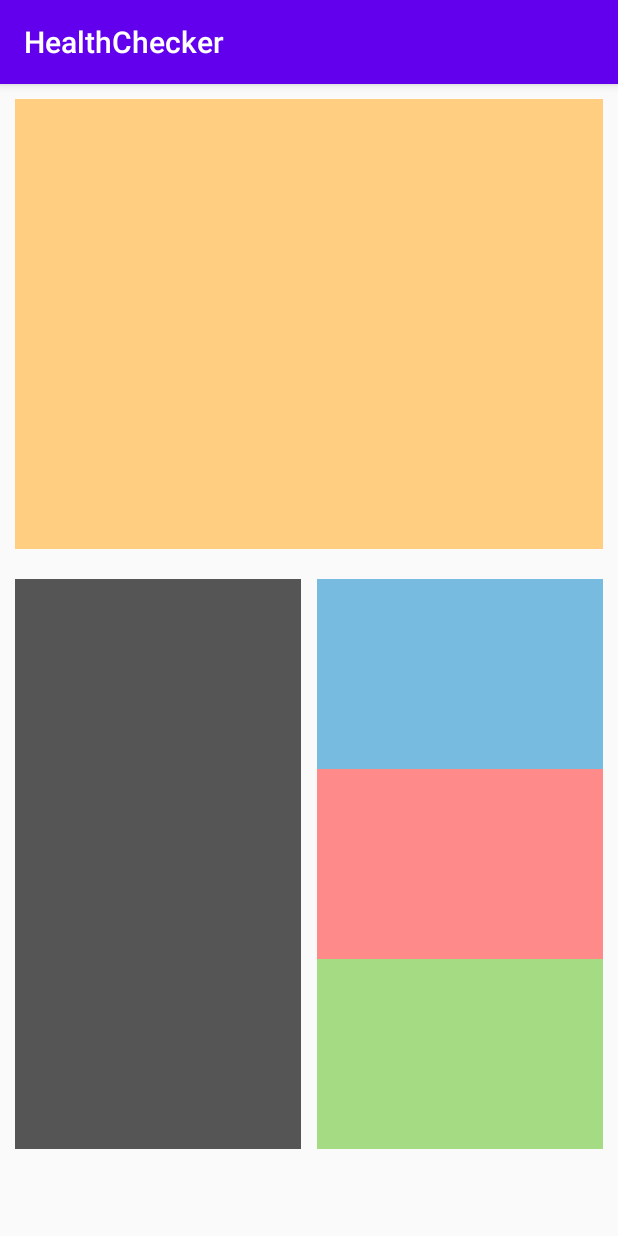
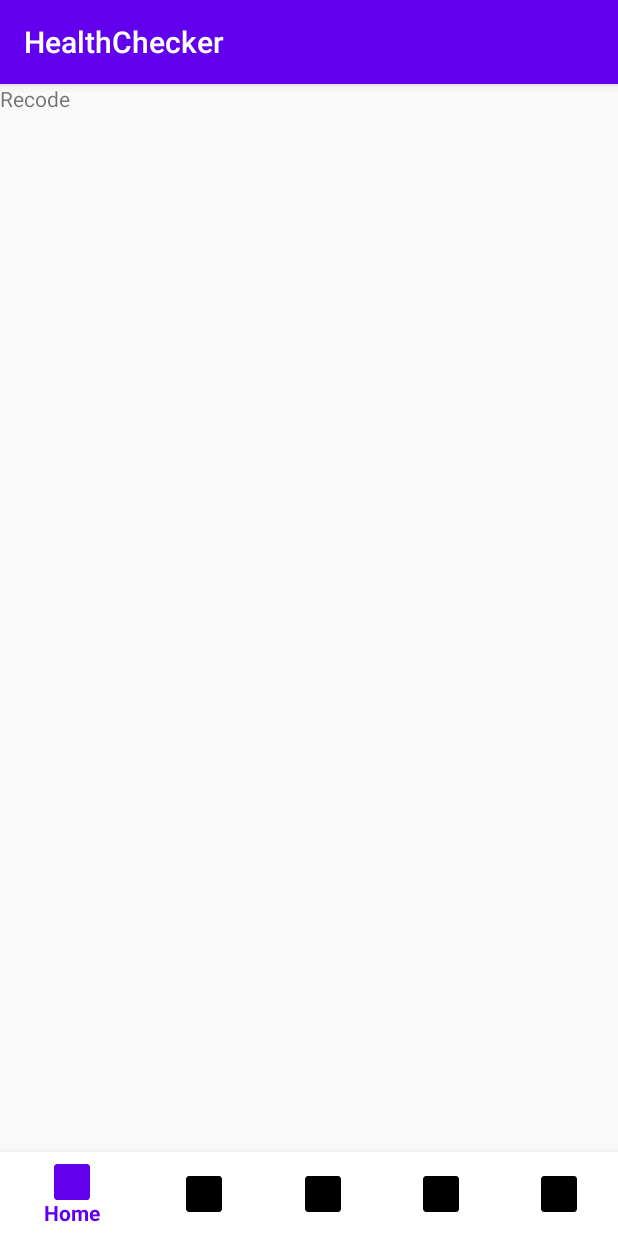
Before and after one commit to kebi3477/HealthChecker, an Android app: the screen it shows after launch (MainActivity), on a phone screen of 412 x 824 dp. Run offline under Robolectric (Android 15) with nearby library versions, the phone set to English and light mode, and no system bars.

Commit message:
Make change frame event
making fragment(home, ranking, recode, strength)

```diff
--- a/app/build.gradle
+++ b/app/build.gradle
@@ -31,6 +31,5 @@ dependencies {
     testImplementation 'junit:junit:4.12'
     androidTestImplementation 'androidx.test.ext:junit:1.1.1'
     androidTestImplementation 'androidx.test.espresso:espresso-core:3.2.0'
-    implementation 'com.google.android.gms:play-services-ads:19.2.0'
     implementation 'com.google.android.material:material:1.1.0'
 }
--- a/app/src/main/AndroidManifest.xml
+++ b/app/src/main/AndroidManifest.xml
@@ -12,7 +12,6 @@
         <activity android:name=".MainActivity">
             <intent-filter>
                 <action android:name="android.intent.action.MAIN" />
-
                 <category android:name="android.intent.category.LAUNCHER" />
             </intent-filter>
         </activity>
--- /dev/null
+++ b/app/src/main/java/com/airforce/healthchecker/FragmentHome.java
@@ -0,0 +1,17 @@
+package com.airforce.healthchecker;
+
+import android.os.Bundle;
+import android.view.LayoutInflater;
+import android.view.View;
+import android.view.ViewGroup;
+
+import androidx.annotation.NonNull;
+import androidx.annotation.Nullable;
+import androidx.fragment.app.Fragment;
+
+public class FragmentHome extends Fragment {
+
+    public View onCreateView(@NonNull LayoutInflater inflater, @Nullable ViewGroup container, @Nullable Bundle savedInstanceState) {
+        return inflater.inflate(R.layout.fragment_home, container, false);
+    }
+}
--- /dev/null
+++ b/app/src/main/java/com/airforce/healthchecker/FragmentRanking.java
@@ -0,0 +1,18 @@
+package com.airforce.healthchecker;
+
+import android.os.Bundle;
+import android.view.LayoutInflater;
+import android.view.View;
+import android.view.ViewGroup;
+
+import androidx.annotation.NonNull;
+import androidx.annotation.Nullable;
+import androidx.fragment.app.Fragment;
+
+public class FragmentRanking extends Fragment {
+
+    public View onCreateView(@NonNull LayoutInflater inflater, @Nullable ViewGroup container, @Nullable Bundle savedInstanceState) {
+        return inflater.inflate(R.layout.fragment_ranking, container, false);
+    }
+
+}
--- /dev/null
+++ b/app/src/main/java/com/airforce/healthchecker/FragmentRecode.java
@@ -0,0 +1,18 @@
+package com.airforce.healthchecker;
+
+import android.os.Bundle;
+import android.view.LayoutInflater;
+import android.view.View;
+import android.view.ViewGroup;
+
+import androidx.annotation.NonNull;
+import androidx.annotation.Nullable;
+import androidx.fragment.app.Fragment;
+
+public class FragmentRecode extends Fragment {
+
+    public View onCreateView(@NonNull LayoutInflater inflater, @Nullable ViewGroup container, @Nullable Bundle savedInstanceState) {
+        return inflater.inflate(R.layout.fragment_recode, container, false);
+    }
+
+}
--- /dev/null
+++ b/app/src/main/java/com/airforce/healthchecker/FragmentStrength.java
@@ -0,0 +1,18 @@
+package com.airforce.healthchecker;
+
+import android.os.Bundle;
+import android.view.LayoutInflater;
+import android.view.View;
+import android.view.ViewGroup;
+
+import androidx.annotation.NonNull;
+import androidx.annotation.Nullable;
+import androidx.fragment.app.Fragment;
+
+public class FragmentStrength extends Fragment {
+
+    public View onCreateView(@NonNull LayoutInflater inflater, @Nullable ViewGroup container, @Nullable Bundle savedInstanceState) {
+        return inflater.inflate(R.layout.fragment_strength, container, false);
+    }
+
+}
--- a/app/src/main/java/com/airforce/healthchecker/MainActivity.java
+++ b/app/src/main/java/com/airforce/healthchecker/MainActivity.java
@@ -1,14 +1,55 @@
 package com.airforce.healthchecker;
 
+import androidx.annotation.NonNull;
 import androidx.appcompat.app.AppCompatActivity;
+import androidx.fragment.app.FragmentManager;
+import androidx.fragment.app.FragmentTransaction;
 
 import android.os.Bundle;
+import android.view.MenuItem;
+
+import com.google.android.material.bottomnavigation.BottomNavigationView;
 
 public class MainActivity extends AppCompatActivity {
+
+    private FragmentManager fragmentManager = getSupportFragmentManager();
+    private FragmentHome fragmentHome = new FragmentHome();
+    private FragmentRecode fragmentRecode = new FragmentRecode();
+    private FragmentStrength fragmentStrength = new FragmentStrength();
+    private FragmentRanking fragmentRanking = new FragmentRanking();
 
     @Override
     protected void onCreate(Bundle savedInstanceState) {
         super.onCreate(savedInstanceState);
         setContentView(R.layout.activity_main);
+
+        FragmentTransaction transaction = fragmentManager.beginTransaction();
+        transaction.replace(R.id.frameLayout, fragmentRecode).commitAllowingStateLoss();
+
+        BottomNavigationView bottomNavigationView = findViewById(R.id.navigationView);
+        bottomNavigationView.setOnNavigationItemSelectedListener(new ItemSelectedListener());
+    }
+
+    class ItemSelectedListener implements BottomNavigationView.OnNavigationItemSelectedListener {
+        @Override
+        public boolean onNavigationItemSelected(@NonNull MenuItem item) {
+            FragmentTransaction transaction = fragmentManager.beginTransaction();
+
+            switch(item.getItemId()) {
+                case R.id.homeItem:
+                    transaction.replace(R.id.frameLayout, fragmentHome).commitAllowingStateLoss();
+                    break;
+                case R.id.recodeItem:
+                    transaction.replace(R.id.frameLayout, fragmentRecode).commitAllowingStateLoss();
+                    break;
+                case R.id.strengthItem:
+                    transaction.replace(R.id.frameLayout, fragmentStrength).commitAllowingStateLoss();
+                    break;
+                case R.id.rankingItem:
+                    transaction.replace(R.id.frameLayout, fragmentRanking).commitAllowingStateLoss();
+                    break;
+            }
+            return true;
+        }
     }
 }
--- a/app/src/main/res/drawable/rounded.xml
+++ b/app/src/main/res/drawable/rounded.xml
@@ -7,11 +7,4 @@
             <stroke android:width="1dp" android:color="#2f2f2f"/>
         </shape>
     </item>
-    <item>
-        <shape android:shape="rectangle">
-            <corners android:radius="10dip" />
-            <solid android:color="#efefef" />
-            <stroke android:width="1dp" android:color="#000000"/>
-        </shape>
-    </item>
 </layer-list>
--- a/app/src/main/res/layout/activity_main.xml
+++ b/app/src/main/res/layout/activity_main.xml
@@ -1,84 +1,33 @@
 <?xml version="1.0" encoding="utf-8"?>
 <androidx.constraintlayout.widget.ConstraintLayout
-    xmlns:ads="http://schemas.android.com/apk/res-auto"
+    xmlns:app="http://schemas.android.com/apk/res-auto"
     xmlns:android="http://schemas.android.com/apk/res/android"
-    xmlns:app="http://schemas.android.com/apk/res-auto"
     xmlns:tools="http://schemas.android.com/tools"
     android:layout_width="match_parent"
     android:layout_height="match_parent"
     tools:context=".MainActivity">
 
-    <LinearLayout
+
+    <FrameLayout
+        android:id="@+id/frameLayout"
         android:layout_width="match_parent"
-        android:layout_height="match_parent"
-        android:orientation="vertical">
+        android:layout_height="0dp"
+        app:layout_constraintBottom_toTopOf="@+id/navigationView"
+        app:layout_constraintLeft_toLeftOf="parent"
+        app:layout_constraintRight_toRightOf="parent"
+        app:layout_constraintTop_toTopOf="parent"></FrameLayout>
 
-        <androidx.viewpager.widget.ViewPager
-            android:layout_width="match_parent"
-            android:layout_height="188dp"
-            android:layout_margin="10dp"
-            android:layout_weight=".7"
-            android:radius="10dp"
-            android:background="@color/colorPrimaryYellow" />
+    <com.google.android.material.bottomnavigation.BottomNavigationView
+        android:id="@+id/navigationView"
+        android:layout_width="match_parent"
+        android:layout_height="wrap_content"
+        android:background="@android:color/white"
+        app:menu="@menu/menu_bottomnavigationview"
+        tools:ignore="MissingConstraints"
+        app:layout_constraintBottom_toBottomOf="parent"
+        app:layout_constraintLeft_toLeftOf="parent"
+        app:layout_constraintRight_toLeftOf="parent">
 
-        <com.google.android.gms.ads.AdView
-            android:id="@+id/adView1"
-            android:layout_width="match_parent"
-            android:layout_height="wrap_content"
-            android:layout_marginHorizontal="10dp"
-            android:layout_weight=".3"
-            ads:adSize="BANNER"
-            ads:adUnitId="@string/common_google_play_services_unknown_issue" />
+    </com.google.android.material.bottomnavigation.BottomNavigationView>
 
-        <LinearLayout
-            android:layout_width="match_parent"
-            android:layout_height="268dp"
-            android:layout_margin="10dp"
-            android:layout_weight=".7"
-            android:orientation="horizontal">
-
-            <View
-                android:id="@+id/view"
-                android:layout_width="match_parent"
-                android:layout_height="match_parent"
-                android:layout_marginEnd="5dp"
-                android:layout_weight=".5"
-                android:background="@color/colorPrimaryGray"
-                android:radius="10dp" />
-
-            <LinearLayout
-                android:layout_width="match_parent"
-                android:layout_height="match_parent"
-                android:layout_marginStart="5dp"
-                android:layout_weight=".5"
-                android:background="@drawable/rounded"
-                android:orientation="vertical"
-                android:radius="10dp">
-
-                <Button
-                    android:id="@+id/button"
-                    android:layout_width="match_parent"
-                    android:layout_height="1dp"
-                    android:layout_weight="1"
-                    android:background="@color/colorPrimaryBlue"
-                    android:visibility="visible" />
-
-                <Button
-                    android:id="@+id/button2"
-                    android:layout_width="match_parent"
-                    android:layout_height="1dp"
-                    android:layout_weight="1"
-                    android:background="@color/colorPrimaryRed"
-                    android:visibility="visible" />
-
-                <Button
-                    android:id="@+id/button3"
-                    android:layout_width="match_parent"
-                    android:layout_height="1dp"
-                    android:layout_weight="1"
-                    android:background="@color/colorPrimaryGreen"
-                    android:visibility="visible" />
-            </LinearLayout>
-        </LinearLayout>
-    </LinearLayout>
 </androidx.constraintlayout.widget.ConstraintLayout>
--- /dev/null
+++ b/app/src/main/res/layout/fragment_recode.xml
@@ -0,0 +1,15 @@
+<?xml version="1.0" encoding="utf-8"?>
+<androidx.constraintlayout.widget.ConstraintLayout
+    xmlns:android="http://schemas.android.com/apk/res/android"
+    xmlns:tools="http://schemas.android.com/tools"
+    android:layout_width="match_parent"
+    android:layout_height="match_parent">
+
+    <TextView
+        android:id="@+id/textView2"
+        android:layout_width="wrap_content"
+        android:layout_height="wrap_content"
+        android:text="Recode"
+        tools:layout_editor_absoluteX="87dp"
+        tools:layout_editor_absoluteY="160dp" />
+</androidx.constraintlayout.widget.ConstraintLayout>
--- a/app/src/main/res/menu/menu_bottomnavigationview.xml
+++ b/app/src/main/res/menu/menu_bottomnavigationview.xml
@@ -1,7 +1,29 @@
 <?xml version="1.0" encoding="utf-8"?>
 <menu xmlns:android="http://schemas.android.com/apk/res/android">
+
     <item
         android:id="@+id/homeItem"
-        android:icon="@android:drawable/alert_dark_frame"
+        android:icon="@mipmap/ic_launcher_round"
         android:title="Home" />
+
+    <item
+        android:id="@+id/recodeItem"
+        android:icon="@mipmap/ic_launcher"
+        android:title="Recode" />
+
+    <item
+        android:id="@+id/strengthItem"
+        android:icon="@mipmap/ic_launcher"
+        android:title="Strength" />
+
+    <item
+        android:id="@+id/rankingItem"
+        android:icon="@mipmap/ic_launcher"
+        android:title="Ranking" />
+
+    <item
+        android:id="@+id/moreItem"
+        android:icon="@mipmap/ic_launcher"
+        android:title="More" />
+
 </menu>
```
Also changed, not shown: app/src/main/res/layout/fragment_home.xml (added, +85 -0 lines), app/src/main/res/layout/fragment_ranking.xml (added, +16 -0 lines), app/src/main/res/layout/fragment_strength.xml (added, +15 -0 lines).
